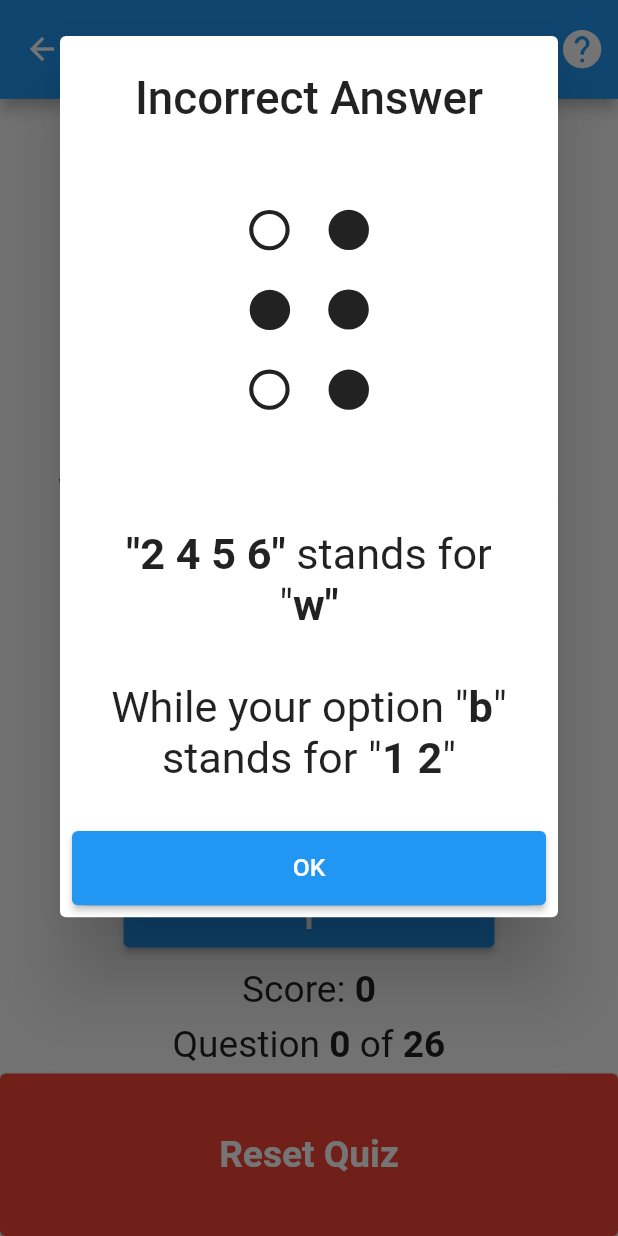
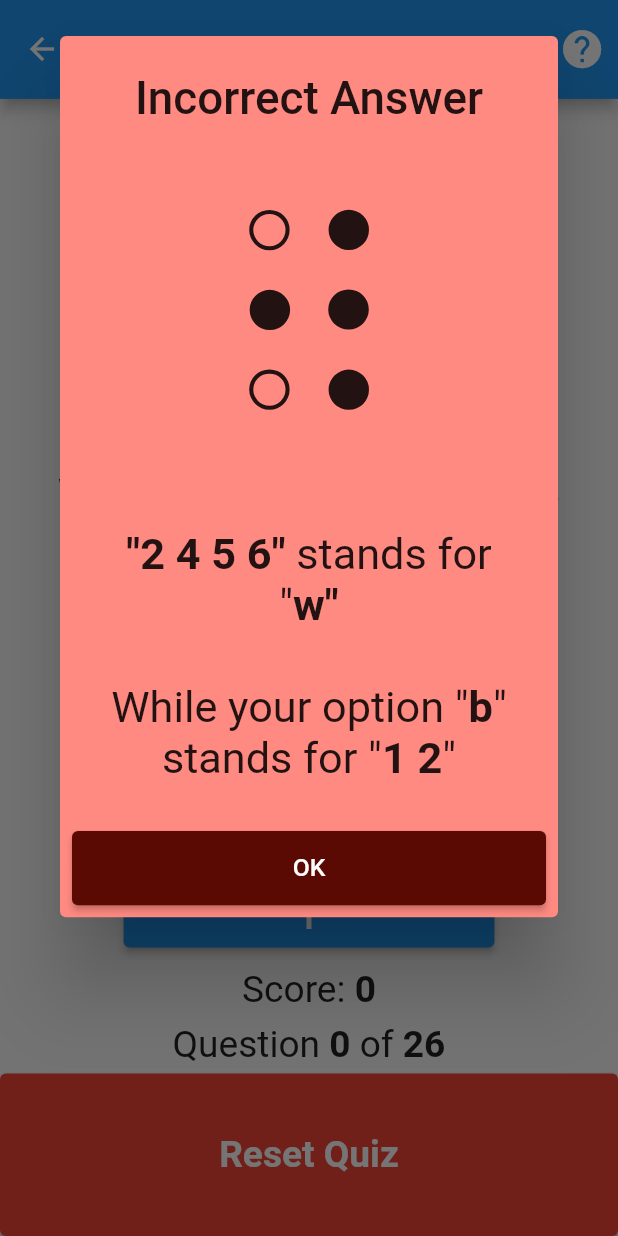
Before and after one commit to aamir-azeez/diffabled, a Flutter app: the QuizPage screen opened directly, after a tap on an icon or button, on a phone screen of 412 x 824 dp. Run offline on Flutter 3.47's test engine with Material 2 defaults, Android fonts, the light colour scheme and no system bars; our stand-ins replace assets_audio_player, shared_preferences; accounts and stored records are empty.

Commit message:
Colors added for accessibility; cleaned code
Alternating colors added to gridview in the "Study" page and colors added to the answer dialogs to quickly tell apart right from wrong.

Cleaned up some code.

```diff
--- a/lib/main.dart
+++ b/lib/main.dart
@@ -149,7 +149,6 @@ class MyApp extends StatelessWidget {
   @override
   Widget build(BuildContext context) {
     Future.delayed(const Duration(milliseconds: 100), () {
-      final size = MediaQuery.of(context).size;
       // delayed so widgets can be built first
       showDialog(
         context: context,
@@ -241,7 +240,7 @@ class MyApp extends StatelessWidget {
               appBar: AppBar(
                         toolbarHeight: MediaQuery.of(context).size.height *
                                 0.08,
-                backgroundColor: Color.fromARGB(255, 3, 100, 22),
+                backgroundColor: const Color.fromARGB(255, 3, 100, 22),
                 title: const Text('DiffAbled'),
                                 actions: [
           IconButton(
@@ -280,8 +279,11 @@ class MyApp extends StatelessWidget {
                               final prefs = await SharedPreferences.getInstance();
   bool doNotShowAgain = prefs.getBool('do_not_show_again') ?? false; // if null set to false
 
-  if (doNotShowAgain) return;
-else showBrailleDialog(context);
+  if (doNotShowAgain) {
+    return;
+  } else {
+    showBrailleDialog(context);
+  }
                           },
                           enableFeedback: false,
                           icon: Icon(
@@ -324,8 +326,11 @@ else showBrailleDialog(context);
                               final prefs = await SharedPreferences.getInstance();
   bool doNotShowAgain = prefs.getBool('do_not_show_again') ?? false; // if null set to false
 
-  if (doNotShowAgain) return;
-  else showBrailleDialog(context);
+  if (doNotShowAgain) {
+    return;
+  } else {
+    showBrailleDialog(context);
+  }
                           },
                           enableFeedback: false,
                           icon: Icon(
@@ -474,6 +479,9 @@ class _QuizPageState extends State<QuizPage> {
       builder: (BuildContext context) {
         return SingleChildScrollView(
           child: AlertDialog( // use content padding (like shinkwrap in Blender) if required, but it messes up horizontal alignment. Normally this popup would be big vertically because of the big text even though there is no need.
+            backgroundColor: score == 0
+            ? const Color.fromARGB(255, 255, 138, 130)
+            : const Color.fromARGB(255, 160, 255, 164),
             title: Text(
               PopHeading, // Replace with your actual text or variable
               style: TextStyle(
@@ -490,21 +498,21 @@ class _QuizPageState extends State<QuizPage> {
                       fontSize: MediaQuery.of(context).size.height * 0.035),
                   children: <TextSpan>[
                     TextSpan(
-                      text: _currentQuestionData['letter'].toString() + "\n",
+                      text: "${_currentQuestionData['letter']}\n",
                       style: TextStyle(
                         fontSize: MediaQuery.of(context).size.height * 0.27,
                         fontFamily: 'AppleBraille',
                       ),
                     ),
                     TextSpan(
-                      text: '"' + _currentQuestionData['number'].toString() + '"',
+                      text: '"${_currentQuestionData['number']}"',
                       style: const TextStyle(
                         fontWeight: FontWeight.bold,
                       ),
                     ),
                     const TextSpan(text: ' stands for "'),
                     TextSpan(
-                      text: _currentQuestionData['meaning'].toString() + '"',
+                      text: '${_currentQuestionData['meaning']}"',
                       style: const TextStyle(
                         fontWeight: FontWeight.bold,
                       ),
@@ -540,10 +548,15 @@ While your option "'''),
                 width: double.infinity,
                 height: MediaQuery.of(context).size.height * 0.06,
                 decoration: BoxDecoration(
-                  color: Colors.blue,
                   borderRadius: BorderRadius.circular(10),
                 ),
                 child: ElevatedButton(
+                  style: ElevatedButton.styleFrom(
+                backgroundColor:
+                score == 0
+            ? const Color.fromARGB(255, 90, 9, 3)
+            : const Color.fromARGB(255, 3, 73, 6),
+                  ),
                   child: Text(
                     "OK",
                     style: TextStyle(
@@ -723,8 +736,7 @@ class Quiz extends StatelessWidget {
           padding: EdgeInsets.only(bottom: size.height * 0.01),
           child: Center(
             child: Text(
-              "Which letter do these numbers correspond to?\n" +
-                  questionData['number'].toString(),
+              "Which letter do these numbers correspond to?\n${questionData['number']}",
               style: TextStyle(fontSize: size.height * 0.03),
               textAlign: TextAlign.center,
             ), // Display the current question letter
@@ -737,7 +749,7 @@ class Quiz extends StatelessWidget {
               Padding(
             padding: EdgeInsets.only(
                 top: size.height * 0.01, bottom: size.height * 0.01),
-            child: Container(
+            child: SizedBox(
               height: size.height * 0.05,
               width: size.width *
                   0.6, // Set the width to fill the available horizontal space
@@ -894,6 +906,9 @@ class StudyPage extends StatelessWidget {
             padding: EdgeInsets.all(
                 MediaQuery.of(context).size.width * 0.002 / crossAxisCount),
             child: Card(
+color: ((index ~/ crossAxisCount) + (index % crossAxisCount)) % 2 == 0
+    ? const Color.fromARGB(255, 205, 226, 253)
+    : const Color.fromARGB(255, 210, 255, 212),
                 child: Column(
               mainAxisAlignment: MainAxisAlignment.center,
               children: <Widget>[
--- a/pubspec.yaml
+++ b/pubspec.yaml
@@ -17,7 +17,7 @@ publish_to: 'none' # Remove this line if you wish to publish to pub.dev
 # https://developer.apple.com/library/archive/documentation/General/Reference/InfoPlistKeyReference/Articles/CoreFoundationKeys.html
 # In Windows, build-name is used as the major, minor, and patch parts
 # of the product and file versions while build-number is used as the build suffix.
-version: 1.2.5+13
+version: 1.2.5+14
 
 environment:
   sdk: '>=2.18.6 <3.0.0'
```
